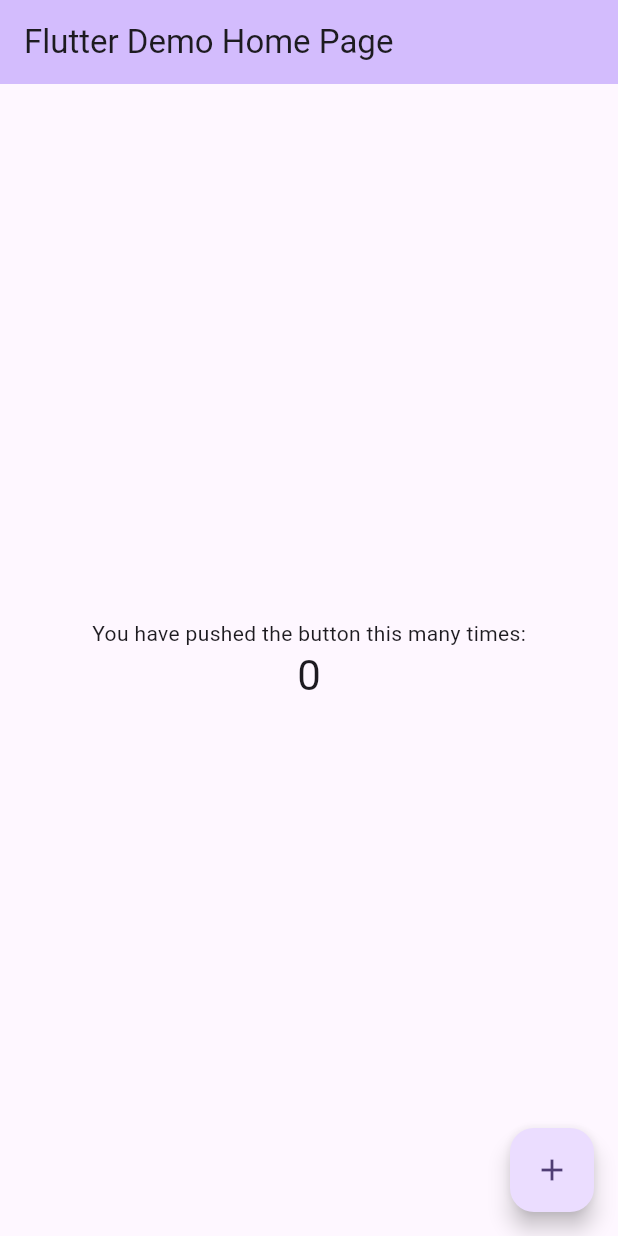
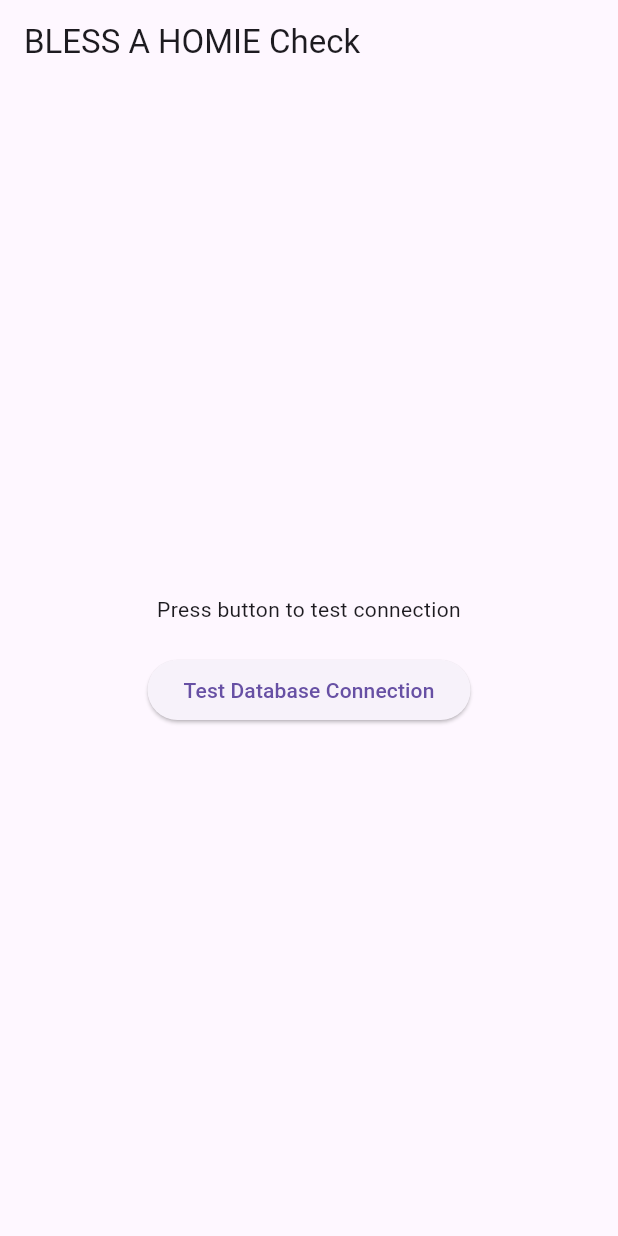
Before and after one commit to hanzeduardodedios1/sneaker-resell-saas, a Flutter app: the screen it shows after launch, on a phone screen of 412 x 824 dp. Run offline on Flutter 3.47's test engine with Material 3 defaults, Android fonts, the phone set to English and light mode, and no system bars.

Commit message:
feat: initialize full-stack environment (FastAPI + Docker + Flutter)
Backend & Database:
- Dockerize development environment with Python 3.11 and PostgreSQL 15-alpine
- Configure Docker Compose with persistent volumes for database data
- Implement hot-reloading for backend using Uvicorn and volume mapping
- Setup secure environment variable injection for DB credentials
- Create SQLAlchemy database connection utility using dynamic config
- Add main.py entry point with database connection test endpoint

Frontend (Flutter):
- Initialize Flutter project 'frontend'
- Add Config utility to handle localhost/10.0.2.2 networking for Android Emulators

Infrastructure:
- Flatten backend project structure to root-level for simplified Docker context
- Add root .gitignore to exclude secrets, venv, and Docker volumes

```diff
--- a/frontend/lib/main.dart
+++ b/frontend/lib/main.dart
@@ -1,4 +1,6 @@
 import 'package:flutter/material.dart';
+import 'package:http/http.dart' as http;
+import 'config.dart'; // Import your config file
 
 void main() {
   runApp(const MyApp());
@@ -7,116 +9,61 @@ void main() {
 class MyApp extends StatelessWidget {
   const MyApp({super.key});
 
-  // This widget is the root of your application.
   @override
   Widget build(BuildContext context) {
     return MaterialApp(
-      title: 'Flutter Demo',
-      theme: ThemeData(
-        // This is the theme of your application.
-        //
-        // TRY THIS: Try running your application with "flutter run". You'll see
-        // the application has a purple toolbar. Then, without quitting the app,
-        // try changing the seedColor in the colorScheme below to Colors.green
-        // and then invoke "hot reload" (save your changes or press the "hot
-        // reload" button in a Flutter-supported IDE, or press "r" if you used
-        // the command line to start the app).
-        //
-        // Notice that the counter didn't reset back to zero; the application
-        // state is not lost during the reload. To reset the state, use hot
-        // restart instead.
-        //
-        // This works for code too, not just values: Most code changes can be
-        // tested with just a hot reload.
-        colorScheme: ColorScheme.fromSeed(seedColor: Colors.deepPurple),
+      home: Scaffold(
+        appBar: AppBar(title: const Text("BLESS A HOMIE Check")),
+        body: const ConnectionTester(),
       ),
-      home: const MyHomePage(title: 'Flutter Demo Home Page'),
     );
   }
 }
 
-class MyHomePage extends StatefulWidget {
-  const MyHomePage({super.key, required this.title});
-
-  // This widget is the home page of your application. It is stateful, meaning
-  // that it has a State object (defined below) that contains fields that affect
-  // how it looks.
-
-  // This class is the configuration for the state. It holds the values (in this
-  // case the title) provided by the parent (in this case the App widget) and
-  // used by the build method of the State. Fields in a Widget subclass are
-  // always marked "final".
-
-  final String title;
+class ConnectionTester extends StatefulWidget {
+  const ConnectionTester({super.key});
 
   @override
-  State<MyHomePage> createState() => _MyHomePageState();
+  State<ConnectionTester> createState() => _ConnectionTesterState();
 }
 
-class _MyHomePageState extends State<MyHomePage> {
-  int _counter = 0;
+class _ConnectionTesterState extends State<ConnectionTester> {
+  String _status = "Press button to test connection";
 
-  void _incrementCounter() {
-    setState(() {
-      // This call to setState tells the Flutter framework that something has
-      // changed in this State, which causes it to rerun the build method below
-      // so that the display can reflect the updated values. If we changed
-      // _counter without calling setState(), then the build method would not be
-      // called again, and so nothing would appear to happen.
-      _counter++;
-    });
+  Future<void> _testConnection() async {
+    setState(() => _status = "Connecting...");
+
+    try {
+      // USE THE CONFIG HERE!
+      final url = Uri.parse('${ApiConfig.baseUrl}/db-test');
+      print("Trying to connect to: $url");
+
+      final response = await http.get(url);
+
+      if (response.statusCode == 200) {
+        setState(() => _status = "Success! \n${response.body}");
+      } else {
+        setState(() => _status = "Error: ${response.statusCode}");
+      }
+    } catch (e) {
+      setState(() => _status = "Failed: $e");
+    }
   }
 
   @override
   Widget build(BuildContext context) {
-    // This method is rerun every time setState is called, for instance as done
-    // by the _incrementCounter method above.
-    //
-    // The Flutter framework has been optimized to make rerunning build methods
-    // fast, so that you can just rebuild anything that needs updating rather
-    // than having to individually change instances of widgets.
-    return Scaffold(
-      appBar: AppBar(
-        // TRY THIS: Try changing the color here to a specific color (to
-        // Colors.amber, perhaps?) and trigger a hot reload to see the AppBar
-        // change color while the other colors stay the same.
-        backgroundColor: Theme.of(context).colorScheme.inversePrimary,
-        // Here we take the value from the MyHomePage object that was created by
-        // the App.build method, and use it to set our appbar title.
-        title: Text(widget.title),
+    return Center(
+      child: Column(
+        mainAxisAlignment: MainAxisAlignment.center,
+        children: [
+          Text(_status, textAlign: TextAlign.center),
+          const SizedBox(height: 20),
+          ElevatedButton(
+            onPressed: _testConnection,
+            child: const Text("Test Database Connection"),
+          ),
+        ],
       ),
-      body: Center(
-        // Center is a layout widget. It takes a single child and positions it
-        // in the middle of the parent.
-        child: Column(
-          // Column is also a layout widget. It takes a list of children and
-          // arranges them vertically. By default, it sizes itself to fit its
-          // children horizontally, and tries to be as tall as its parent.
-          //
-          // Column has various properties to control how it sizes itself and
-          // how it positions its children. Here we use mainAxisAlignment to
-          // center the children vertically; the main axis here is the vertical
-          // axis because Columns are vertical (the cross axis would be
-          // horizontal).
-          //
-          // TRY THIS: Invoke "debug painting" (choose the "Toggle Debug Paint"
-          // action in the IDE, or press "p" in the console), to see the
-          // wireframe for each widget.
-          mainAxisAlignment: MainAxisAlignment.center,
-          children: <Widget>[
-            const Text('You have pushed the button this many times:'),
-            Text(
-              '$_counter',
-              style: Theme.of(context).textTheme.headlineMedium,
-            ),
-          ],
-        ),
-      ),
-      floatingActionButton: FloatingActionButton(
-        onPressed: _incrementCounter,
-        tooltip: 'Increment',
-        child: const Icon(Icons.add),
-      ), // This trailing comma makes auto-formatting nicer for build methods.
     );
   }
 }
--- a/frontend/pubspec.yaml
+++ b/frontend/pubspec.yaml
@@ -34,6 +34,7 @@ dependencies:
   # The following adds the Cupertino Icons font to your application.
   # Use with the CupertinoIcons class for iOS style icons.
   cupertino_icons: ^1.0.8
+  http: ^1.6.0
 
 dev_dependencies:
   flutter_test:
```
Also changed, not shown: frontend/lib/config.dart (added, +18 -0 lines), frontend/pubspec.lock, 7 other files.
